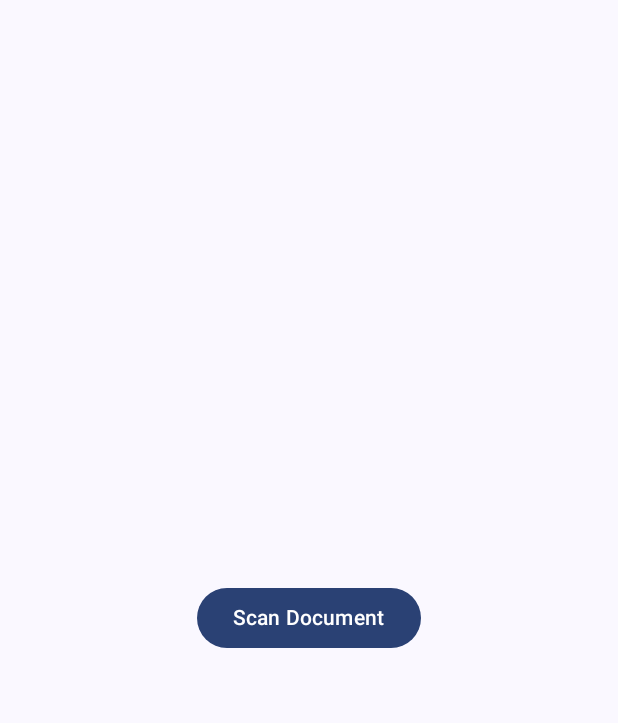
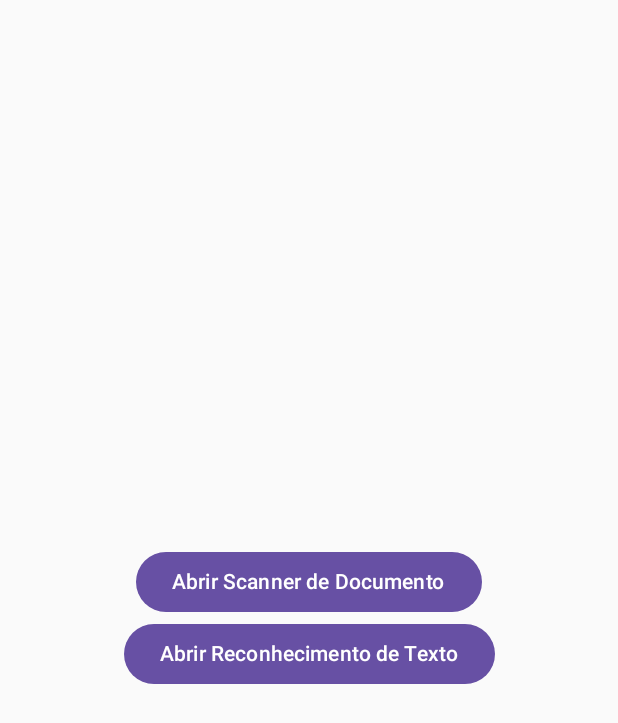
Before and after one commit to MarceloLuiz12/MLKit, an Android app built with Jetpack Compose: the screen it shows after launch (MainActivity), on a phone screen of 412 x 824 dp. Shown: the top 723 px of the screen. Run offline under Robolectric (Android 15) with nearby library versions, the phone set to English and light mode, and no system bars.

Commit message:
add text recognition

```diff
--- a/app/src/main/java/com/marcelo/mlkit/MainActivity.kt
+++ b/app/src/main/java/com/marcelo/mlkit/MainActivity.kt
@@ -1,134 +1,45 @@
 package com.marcelo.mlkit
 
-import android.app.Activity.RESULT_OK
-import android.content.ContentResolver
-import android.net.Uri
 import android.os.Bundle
-import android.widget.Toast
 import androidx.activity.ComponentActivity
-import androidx.activity.compose.rememberLauncherForActivityResult
+import androidx.activity.compose.BackHandler
 import androidx.activity.compose.setContent
 import androidx.activity.enableEdgeToEdge
-import androidx.activity.result.IntentSenderRequest
-import androidx.activity.result.contract.ActivityResultContracts
-import androidx.compose.foundation.layout.Arrangement
-import androidx.compose.foundation.layout.Column
-import androidx.compose.foundation.layout.fillMaxSize
-import androidx.compose.foundation.layout.fillMaxWidth
-import androidx.compose.foundation.layout.padding
-import androidx.compose.material3.Button
-import androidx.compose.material3.Scaffold
-import androidx.compose.material3.Text
-import androidx.compose.runtime.Composable
 import androidx.compose.runtime.getValue
-import androidx.compose.runtime.mutableStateListOf
 import androidx.compose.runtime.mutableStateOf
 import androidx.compose.runtime.remember
 import androidx.compose.runtime.setValue
-import androidx.compose.runtime.toMutableStateList
-import androidx.compose.ui.Alignment
-import androidx.compose.ui.Modifier
-import androidx.compose.ui.layout.ContentScale
-import coil.compose.AsyncImage
-import com.google.mlkit.vision.documentscanner.GmsDocumentScannerOptions
-import com.google.mlkit.vision.documentscanner.GmsDocumentScannerOptions.RESULT_FORMAT_JPEG
-import com.google.mlkit.vision.documentscanner.GmsDocumentScannerOptions.RESULT_FORMAT_PDF
-import com.marcelo.mlkit.ui.theme.MLKitTheme
-import com.google.mlkit.vision.documentscanner.GmsDocumentScannerOptions.SCANNER_MODE_FULL
-import com.google.mlkit.vision.documentscanner.GmsDocumentScanning
-import com.google.mlkit.vision.documentscanner.GmsDocumentScanningResult
-import java.io.File
-import java.io.FileOutputStream
+import com.marcelo.mlkit.menu.MenuScreen
+import com.marcelo.mlkit.scanner.ScannerScreen
+import com.marcelo.mlkit.text_recognition.TextRecognitionScreen
 
 class MainActivity : ComponentActivity() {
     override fun onCreate(savedInstanceState: Bundle?) {
         super.onCreate(savedInstanceState)
-
         enableEdgeToEdge()
         setContent {
-            MLKitTheme {
-                Scaffold(modifier = Modifier.fillMaxSize()) { innerPadding ->
-                    Modifier.padding(innerPadding)
-                    ScannerScreen(
-                        filesDir = filesDir,
-                        contentResolver = contentResolver,
-                        activity = this
-                    )
-                }
+            var currentScreen by remember { mutableStateOf(Screen.MENU) }
+            BackHandler {
+                currentScreen = Screen.MENU
+            }
+            when (currentScreen) {
+                Screen.MENU -> MenuScreen(
+                    onNavigateToScanner = { currentScreen = Screen.SCANNER },
+                    onNavigateToTextRecognition = { currentScreen = Screen.TEXT_RECOGNITION }
+                )
+
+                Screen.SCANNER -> ScannerScreen(
+                    filesDir = filesDir,
+                    contentResolver = contentResolver,
+                    activity = this
+                )
+
+                Screen.TEXT_RECOGNITION -> TextRecognitionScreen()
             }
         }
     }
 }
 
-@Composable
-private fun ScannerScreen(
-    filesDir: File,
-    contentResolver: ContentResolver,
-    activity: ComponentActivity
-) {
-
-    //Instance of GMS Document Scanner
-    val options = GmsDocumentScannerOptions.Builder()
-        .setGalleryImportAllowed(false)
-        .setPageLimit(2)
-        .setResultFormats(RESULT_FORMAT_JPEG, RESULT_FORMAT_PDF)
-        .setScannerMode(SCANNER_MODE_FULL)
-        .build()
-    val scanner = GmsDocumentScanning.getClient(options)
-
-    var imageUris by remember {
-        mutableStateOf<List<Uri>>(listOf())
-    }
-    val scannerLauncher = rememberLauncherForActivityResult(
-        contract = ActivityResultContracts.StartIntentSenderForResult(),
-        onResult = {
-            if (it.resultCode == RESULT_OK) {
-                val result = GmsDocumentScanningResult.fromActivityResultIntent(it.data)
-                imageUris = result?.pages?.map { page -> page.imageUri }.orEmpty()
-
-                result?.pdf?.let { pdf ->
-                    val fos = FileOutputStream(File(filesDir, "scan.pdf"))
-                    contentResolver.openInputStream(pdf.uri)?.use { inputStream ->
-                        inputStream.copyTo(fos)
-                    }
-                }
-            }
-        }
-    )
-
-
-    Column(
-        modifier = Modifier
-            .fillMaxSize(),
-        verticalArrangement = Arrangement.Center,
-        horizontalAlignment = Alignment.CenterHorizontally
-    ) {
-        imageUris.forEach { uri ->
-            AsyncImage(
-                model = uri,
-                contentDescription = null,
-                contentScale = ContentScale.FillWidth,
-                modifier = Modifier.fillMaxWidth()
-            )
-        }
-        Button(
-            onClick = {
-                scanner.getStartScanIntent(activity)
-                    .addOnSuccessListener { intent ->
-                        scannerLauncher.launch(
-                            IntentSenderRequest.Builder(intent).build()
-                        )
-                    }
-                    .addOnFailureListener {
-                        Toast.makeText(
-                            activity,
-                            "Error ${it.message}",
-                            Toast.LENGTH_LONG
-                        ).show()
-                    }
-            }
-        ) {
-            Text(text = "Scan Document")
-        }
-    }
+enum class Screen {
+    MENU, SCANNER, TEXT_RECOGNITION
 }
--- /dev/null
+++ b/app/src/main/java/com/marcelo/mlkit/menu/MenuScreen.kt
@@ -0,0 +1,30 @@
+package com.marcelo.mlkit.menu
+
+import androidx.compose.foundation.layout.Arrangement
+import androidx.compose.foundation.layout.Column
+import androidx.compose.foundation.layout.fillMaxSize
+import androidx.compose.material3.Button
+import androidx.compose.material3.Text
+import androidx.compose.runtime.Composable
+import androidx.compose.ui.Alignment
+import androidx.compose.ui.Modifier
+
+@Composable
+fun MenuScreen(
+    onNavigateToScanner: () -> Unit,
+    onNavigateToTextRecognition: () -> Unit
+) {
+    Column(
+        modifier = Modifier.fillMaxSize(),
+        verticalArrangement = Arrangement.Center,
+        horizontalAlignment = Alignment.CenterHorizontally
+    ) {
+        Button(onClick = onNavigateToScanner) {
+            Text("Abrir Scanner de Documento")
+        }
+
+        Button(onClick = onNavigateToTextRecognition) {
+            Text("Abrir Reconhecimento de Texto")
+        }
+    }
+}
```
Also changed, not shown: app/build.gradle.kts (+11 -0 lines), app/src/main/AndroidManifest.xml (+8 -1 lines), app/src/main/java/com/marcelo/mlkit/scanner/ScannerScreen.kt (added, +106 -0 lines), app/src/main/java/com/marcelo/mlkit/text_recognition/TextRecognitionAnalyzer.kt (added, +57 -0 lines), app/src/main/java/com/marcelo/mlkit/text_recognition/TextRecognitionScreen.kt (added, +119 -0 lines), app/src/main/java/com/marcelo/mlkit/text_recognition/no_permission/NoPermissionScreen.kt (added, +57 -0 lines), gradle/libs.versions.toml (+13 -0 lines).
